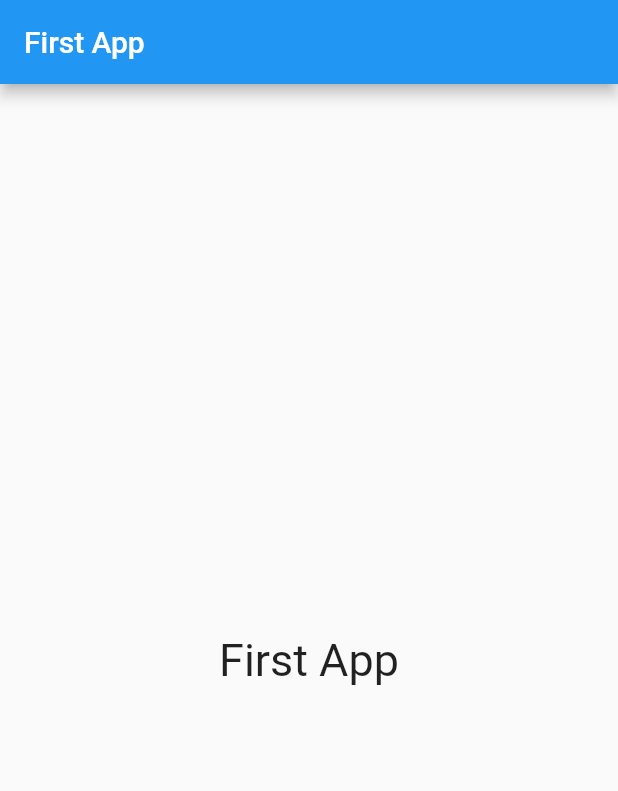
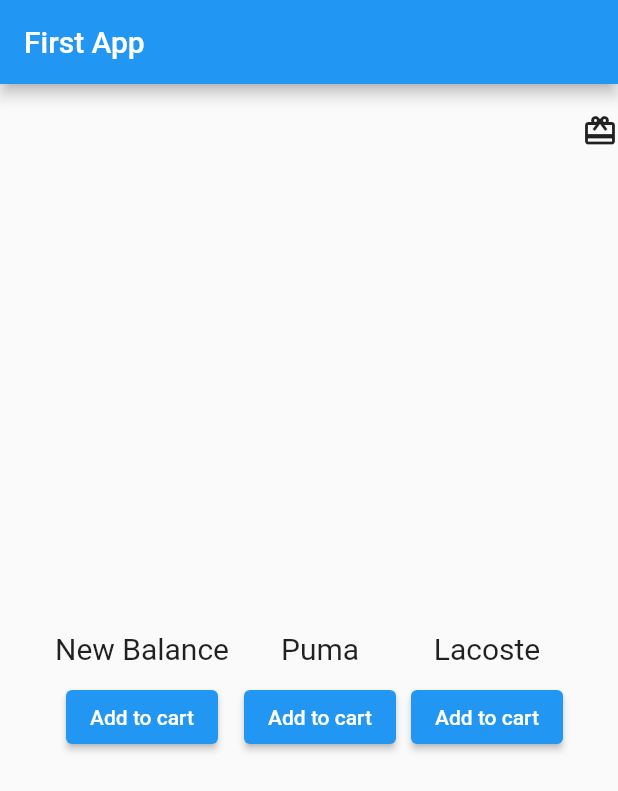
Before and after one commit to vika41130/flutter_technique, a Flutter app: the screen it shows after launch, on a phone screen of 412 x 824 dp. Shown: the top 791 px of the screen. Run offline on Flutter 3.47's test engine with Material 2 defaults, Android fonts, the phone set to English and light mode, and no system bars; our stand-ins replace bloc, flutter_bloc.

Commit message:
bloc - single

```diff
--- /dev/null
+++ b/lib/bloc/cart.bloc/cart.bloc.dart
@@ -0,0 +1,10 @@
+import 'package:bloc/bloc.dart';
+import 'package:flutter_application_1/bloc/cart.bloc/cart.bloc.index.dart';
+
+class CartBloc extends Bloc<CartEvent, CartState> {
+  CartBloc(): super(CartState(productName: '')) {
+    on<CartAdd>((CartAdd event,Emitter<CartState> emit) =>
+      emit(CartState(productName: event.productName)));
+  }
+
+}
--- /dev/null
+++ b/lib/bloc/cart.bloc/cart.bloc.index.dart
@@ -0,0 +1,3 @@
+export 'cart.event.dart';
+export 'cart.state.dart';
+export 'cart.bloc.dart';
--- /dev/null
+++ b/lib/bloc/cart.bloc/cart.event.dart
@@ -0,0 +1,6 @@
+abstract class CartEvent {}
+
+class CartAdd extends CartEvent {
+  final String productName;
+  CartAdd({required this.productName});
+}
--- /dev/null
+++ b/lib/bloc/cart.bloc/cart.state.dart
@@ -0,0 +1,5 @@
+class CartState {
+  final String productName;
+
+  CartState({required this.productName});
+}
--- a/lib/main.dart
+++ b/lib/main.dart
@@ -1,4 +1,5 @@
 import 'package:flutter/material.dart';
+import 'package:flutter_application_1/pages/pages.index.dart';
 
 void main() {
   runApp(MyApp());
@@ -34,15 +35,10 @@ class _MyHomePageState extends State<MyHomePage> {
     return Scaffold(
       appBar: AppBar(
         title: Text(widget.title),
-        actions: [
-        ],
+        actions: [],
       ),
       body: Center(
-        child: Text(
-          'First App',
-          style: TextStyle(fontSize: 30,),
-        ),
-      ),
+        child: ProductPage()),
     );
   }
 }
--- /dev/null
+++ b/lib/pages/pages.index.dart
@@ -0,0 +1 @@
+export 'product.page.dart';
--- /dev/null
+++ b/lib/pages/product.page.dart
@@ -0,0 +1,26 @@
+import 'package:flutter/material.dart';
+import 'package:flutter_application_1/bloc/cart.bloc/cart.bloc.index.dart';
+import 'package:flutter_application_1/widgets/widgets.index.dart';
+import 'package:flutter_bloc/flutter_bloc.dart';
+
+class ProductPage extends StatelessWidget {
+  const ProductPage({Key? key}) : super(key: key);
+
+  @override
+  Widget build(BuildContext context) {
+    return BlocProvider(
+      create: (context) => CartBloc(),
+      child: Container(
+        child: Column(
+          children: [
+            Align(
+              child: Cart(),
+              alignment: Alignment.centerRight,
+            ),
+            Expanded(child: ProductList()),
+          ],
+        ),
+      ),
+    );
+  }
+}
--- /dev/null
+++ b/lib/widgets/cart.dart
@@ -0,0 +1,28 @@
+import 'package:flutter/material.dart';
+import 'package:flutter_application_1/bloc/cart.bloc/cart.bloc.index.dart';
+import 'package:flutter_bloc/flutter_bloc.dart';
+
+class Cart extends StatelessWidget {
+  const Cart({Key? key}) : super(key: key);
+
+  @override
+  Widget build(BuildContext context) {
+    return Container(
+      child: Column(
+        children: [
+          BlocBuilder<CartBloc, CartState>(
+            builder: (context, state) {
+              return Text(
+                state.productName.toString(),
+                style: TextStyle(
+                  fontSize: 16,
+                ),
+              );
+            },
+          ),
+          Icon(Icons.card_giftcard),
+        ],
+      ),
+    );
+  }
+}
--- /dev/null
+++ b/lib/widgets/product.dart
@@ -0,0 +1,30 @@
+import 'package:flutter/material.dart';
+import 'package:flutter_application_1/bloc/cart.bloc/cart.bloc.index.dart';
+import 'package:flutter_bloc/flutter_bloc.dart';
+
+class Product extends StatelessWidget {
+  final String productName;
+  const Product({ Key? key, required this.productName }) : super(key: key);
+
+  @override
+  Widget build(BuildContext context) {
+    return Container(
+      child: Column(
+        mainAxisAlignment: MainAxisAlignment.center,
+        children: [
+          Text(
+            productName,
+            style: TextStyle(fontSize: 20,),
+          ),
+          SizedBox(height: 10,),
+          ElevatedButton(
+            onPressed: () {
+              context.read<CartBloc>().add(CartAdd(productName: productName));
+            },
+            child: Text('Add to cart')
+          )
+        ],
+      ),
+    );
+  }
+}
--- /dev/null
+++ b/lib/widgets/product.list.dart
@@ -0,0 +1,23 @@
+import 'package:flutter/material.dart';
+import 'package:flutter_application_1/widgets/widgets.index.dart';
+
+class ProductList extends StatelessWidget {
+  const ProductList({ Key? key }) : super(key: key);
+
+  @override
+  Widget build(BuildContext context) {
+    return Container(
+      child: Row(
+        mainAxisAlignment: MainAxisAlignment.center,
+        crossAxisAlignment: CrossAxisAlignment.center,
+        children: [
+          Product(productName: 'New Balance',),
+          SizedBox(width: 10,),
+          Product(productName: 'Puma',),
+          SizedBox(width: 10,),
+          Product(productName: 'Lacoste',),
+        ],
+      ),
+    );
+  }
+}
--- /dev/null
+++ b/lib/widgets/widgets.index.dart
@@ -0,0 +1,3 @@
+export 'cart.dart';
+export 'product.dart';
+export 'product.list.dart';
--- a/pubspec.yaml
+++ b/pubspec.yaml
@@ -28,6 +28,9 @@ dependencies:
   # The following adds the Cupertino Icons font to your application.
   # Use with the CupertinoIcons class for iOS style icons.
   cupertino_icons: ^1.0.2
+
+  bloc:
+  flutter_bloc:
 
 dev_dependencies:
   flutter_test:
```
Also changed, not shown: pubspec.lock.
